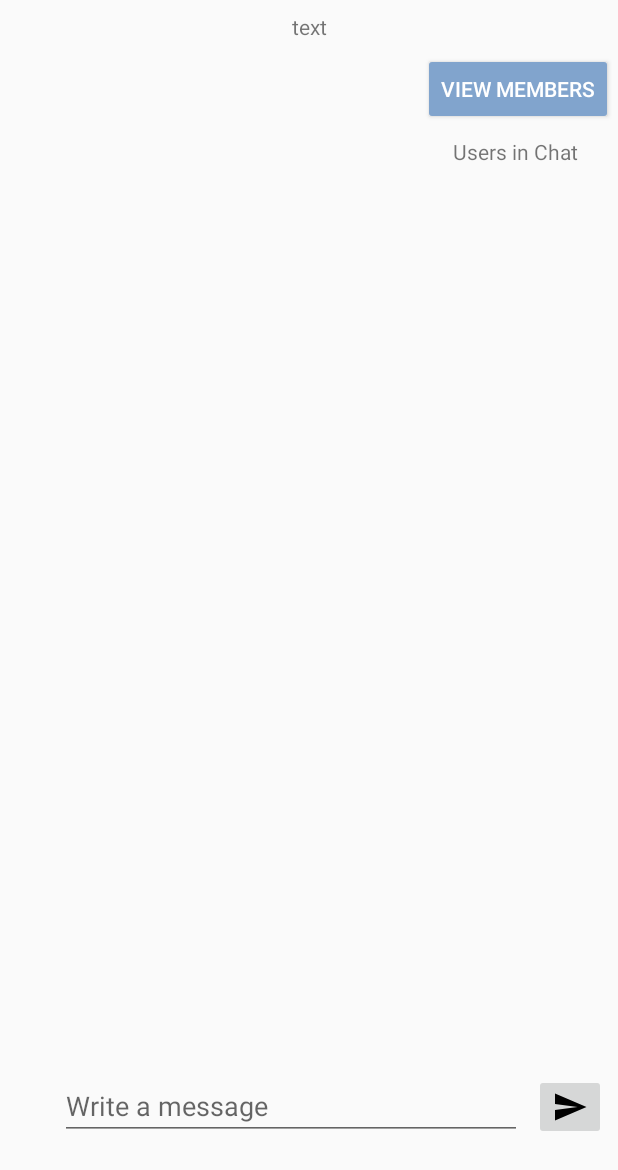
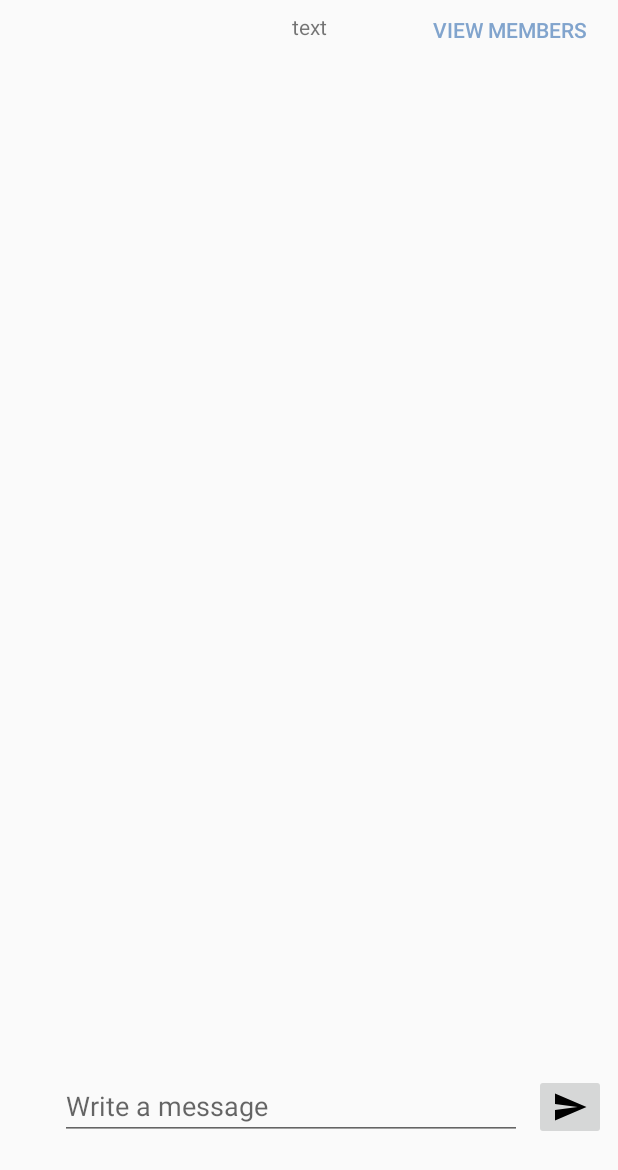
Before and after one commit to cga3798/ChatApp, an Android app: the layout fragment_chat.xml on its own in the app's theme, with its tools: preview values and no code run, on a phone screen of 412 x 824 dp. Shown: the top 1170 px of the screen. Run offline under Robolectric (Android 15) with nearby library versions, the phone set to English and light mode, and no system bars.

Commit message:
added view to display members in chat

```diff
--- a/app/src/main/java/group1/tcss450/uw/edu/a450groupone/ChatFragment.java
+++ b/app/src/main/java/group1/tcss450/uw/edu/a450groupone/ChatFragment.java
@@ -58,22 +58,34 @@ public class ChatFragment extends Fragment {
         getActivity().getWindow().setSoftInputMode(
                 WindowManager.LayoutParams.SOFT_INPUT_ADJUST_PAN);
         Log.wtf("CHAT ROOM", "" + prefs.getInt("chatId", R.string.keys_prefs_chatId));
-        Button button = (Button) v.findViewById(R.id.view_member_list_button);
-        button.setOnClickListener(new View.OnClickListener() {
-
-                        public void onClick(View view) {
 
         TextView chatName = (TextView) v.findViewById(R.id.chatNameOfChatRoomView);
         chatName.setText(String.valueOf(prefs.getString(getString(R.string.keys_prefs_chatName), "Chat Room")));
         chatName.setAllCaps(true);
         chatName.setTextSize(20);
         chatName.setTextColor(getResources().getColor(R.color.colorAccent));
+        Button button = (Button) v.findViewById(R.id.view_member_list_button);
+        button.setOnClickListener(new View.OnClickListener() {
 
+                        public void onClick(View view) {
+
+                            TextView membersView = getActivity().findViewById(R.id.chatRoomMembers);
+                            if (membersView.getVisibility() == View.VISIBLE){
+                                membersView.setVisibility(View.GONE);
+                            }
+                            else {
                                 // call to populate users chat rooms
+                                membersView.setVisibility(View.VISIBLE);
+                                if (membersView.getText().length() > 0 ){
+
+                                }
+                                else {
                                     try {
                                         getMembers(v);
                                     } catch (JSONException e) {
                                         e.printStackTrace();
+                                    }
+                                }
                             }
                         }});
 
--- a/app/src/main/res/layout/fragment_chat.xml
+++ b/app/src/main/res/layout/fragment_chat.xml
@@ -44,12 +44,42 @@
         app:layout_constraintStart_toStartOf="parent"
         app:layout_constraintTop_toTopOf="parent" />
 
+    <Button
+        android:id="@+id/view_member_list_button"
+        style="@style/Widget.AppCompat.Button.ButtonBar.AlertDialog"
+        android:layout_width="128dp"
+        android:layout_height="40dp"
+        android:layout_marginEnd="8dp"
+        android:text="View Members"
+        app:layout_constraintEnd_toEndOf="parent"
+        app:layout_constraintTop_toTopOf="parent" />
+
+    <ScrollView
+        android:id="@+id/scrollViewMembers"
+        android:layout_width="110dp"
+        android:layout_height="wrap_content"
+        android:layout_marginTop="8dp"
+        android:clipToPadding="true"
+        android:fillViewport="true"
+        app:layout_constraintEnd_toEndOf="parent"
+        app:layout_constraintTop_toBottomOf="@+id/view_member_list_button">
+
+        <TextView
+            android:id="@+id/chatRoomMembers"
+            android:layout_width="match_parent"
+            android:layout_height="match_parent"
+            android:ems="10"
+            android:inputType="textPersonName"
+            android:visibility="gone" />
+    </ScrollView>
+
     <ScrollView
         android:id="@+id/scrollViewChat"
-        android:layout_width="260dp"
-        android:layout_height="0dp"
+        android:layout_width="375dp"
+        android:layout_height="324dp"
         android:layout_marginBottom="8dp"
-        android:layout_marginEnd="2dp"
+        android:layout_marginEnd="8dp"
+        android:layout_marginStart="8dp"
         android:layout_marginTop="8dp"
         android:clipToPadding="true"
         android:fillViewport="true"
@@ -58,8 +88,10 @@
         android:gravity="bottom"
         app:layout_constraintBottom_toTopOf="@+id/chatInputEditText"
         app:layout_constraintEnd_toStartOf="@+id/scrollViewMembers"
+        app:layout_constraintHorizontal_bias="0.0"
         app:layout_constraintStart_toStartOf="parent"
-        app:layout_constraintTop_toBottomOf="@+id/chatNameOfChatRoomView">
+        app:layout_constraintTop_toBottomOf="@+id/chatNameOfChatRoomView"
+        app:layout_constraintVertical_bias="1.0">
 
         <TextView
             android:id="@+id/chatOutputTextView"
@@ -76,36 +108,4 @@
             app:layout_constraintTop_toTopOf="parent" />
     </ScrollView>
 
-    <Button
-        android:id="@+id/view_member_list_button"
-        android:layout_width="wrap_content"
-        android:layout_height="wrap_content"
-        android:layout_marginStart="2dp"
-        android:layout_marginTop="8dp"
-        android:text="View Members"
-        app:layout_constraintStart_toEndOf="@+id/scrollViewChat"
-        app:layout_constraintTop_toBottomOf="@+id/chatNameOfChatRoomView" />
-
-    <ScrollView
-        android:id="@+id/scrollViewMembers"
-        android:layout_width="110dp"
-        android:layout_height="0dp"
-        android:layout_marginBottom="8dp"
-        android:layout_marginTop="8dp"
-        android:clipToPadding="true"
-        android:fillViewport="true"
-        app:layout_constraintBottom_toTopOf="@+id/chatInputEditText"
-        app:layout_constraintEnd_toEndOf="parent"
-        app:layout_constraintTop_toBottomOf="@+id/view_member_list_button"
-        app:layout_constraintVertical_bias="0.0">
-
-        <TextView
-            android:id="@+id/chatRoomMembers"
-            android:layout_width="match_parent"
-            android:layout_height="match_parent"
-            android:ems="10"
-            android:inputType="textPersonName"
-            android:text="Users in Chat" />
-    </ScrollView>
-
 </android.support.constraint.ConstraintLayout>
```
Lines whose indentation alone changed are shown as unchanged.
